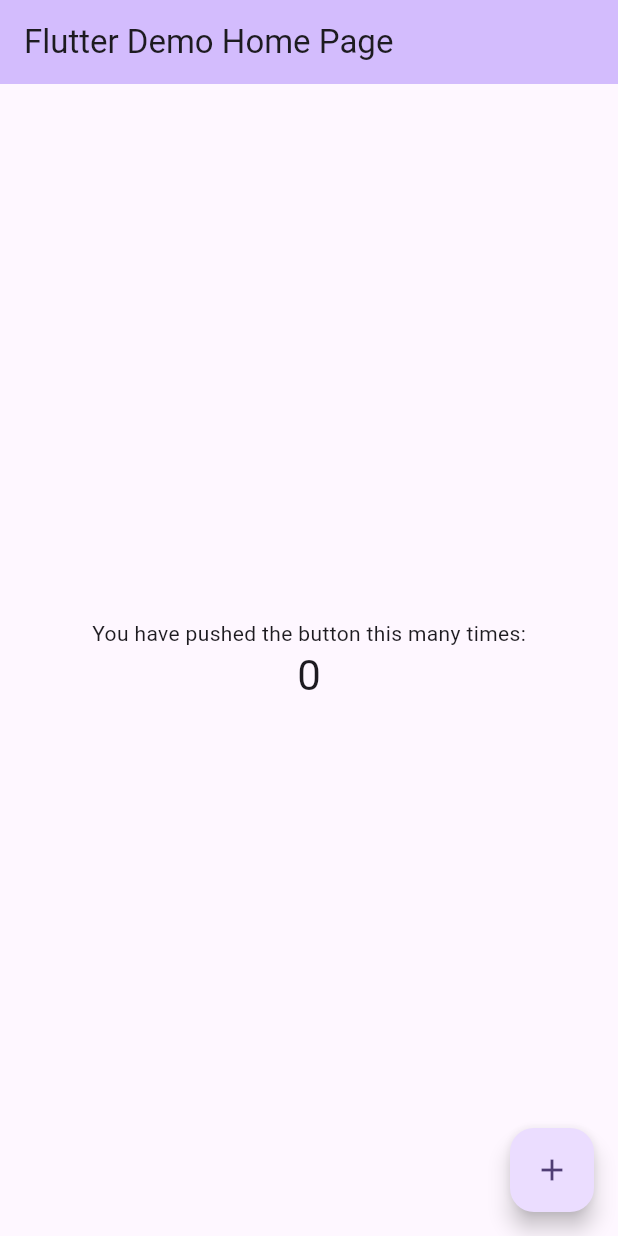
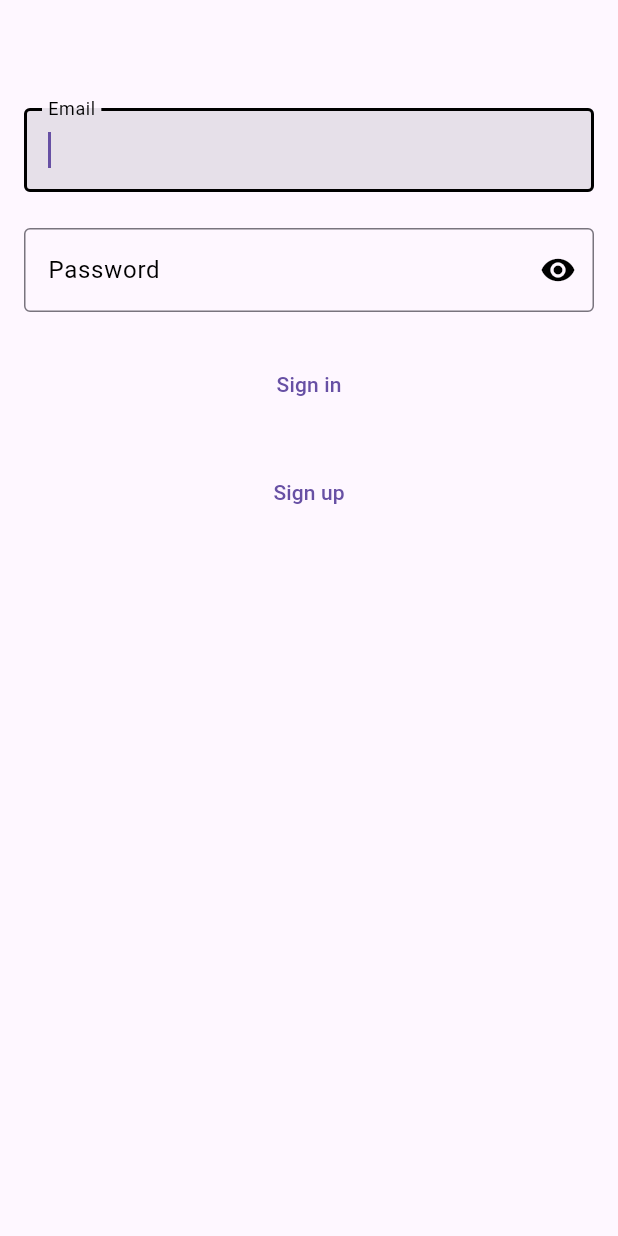
Before and after one commit to lhkun123/6806CapstoneFE, a Flutter app: the screen it shows after launch, on a phone screen of 412 x 824 dp. Run offline on Flutter 3.47's test engine with Material 3 defaults, Android fonts, the phone set to English and light mode, and no system bars; missing offline and left inert: dart:ffi.

Commit message:
Sign_in page and Sign_up page, Home page.

```diff
--- a/frontend/lib/main.dart
+++ b/frontend/lib/main.dart
@@ -1,4 +1,7 @@
 import 'package:flutter/material.dart';
+import 'package:frontend/project/views/auth/sign_up.dart';
+import 'package:frontend/project/views/home/home.dart';
+import 'project/views/auth/sign_in.dart';
 
 void main() {
   runApp(const MyApp());
@@ -7,119 +10,19 @@ void main() {
 class MyApp extends StatelessWidget {
   const MyApp({super.key});
 
-  // This widget is the root of your application.
   @override
   Widget build(BuildContext context) {
     return MaterialApp(
-      title: 'Flutter Demo',
-      theme: ThemeData(
-        // This is the theme of your application.
-        //
-        // TRY THIS: Try running your application with "flutter run". You'll see
-        // the application has a purple toolbar. Then, without quitting the app,
-        // try changing the seedColor in the colorScheme below to Colors.green
-        // and then invoke "hot reload" (save your changes or press the "hot
-        // reload" button in a Flutter-supported IDE, or press "r" if you used
-        // the command line to start the app).
-        //
-        // Notice that the counter didn't reset back to zero; the application
-        // state is not lost during the reload. To reset the state, use hot
-        // restart instead.
-        //
-        // This works for code too, not just values: Most code changes can be
-        // tested with just a hot reload.
-        colorScheme: ColorScheme.fromSeed(seedColor: Colors.deepPurple),
-        useMaterial3: true,
-      ),
-      home: const MyHomePage(title: 'Flutter Demo Home Page'),
+        debugShowCheckedModeBanner: false,
+        title: 'Flutter Demo',
+        initialRoute:"/signin", //名为"/"的路由作为应用的home(首页)
+        //注册路由表
+
+        routes:{
+          "/signin":(context) => const SignInHttp(), //注册首页路由
+          "/signup":(context)=> const SignUpHttp(),
+          "/home":(context)=>const Home()
+        }
     );
   }
 }
-
-class MyHomePage extends StatefulWidget {
-  const MyHomePage({super.key, required this.title});
-
-  // This widget is the home page of your application. It is stateful, meaning
-  // that it has a State object (defined below) that contains fields that affect
-  // how it looks.
-
-  // This class is the configuration for the state. It holds the values (in this
-  // case the title) provided by the parent (in this case the App widget) and
-  // used by the build method of the State. Fields in a Widget subclass are
-  // always marked "final".
-
-  final String title;
-
-  @override
-  State<MyHomePage> createState() => _MyHomePageState();
-}
-
-class _MyHomePageState extends State<MyHomePage> {
-  int _counter = 0;
-
-  void _incrementCounter() {
-    setState(() {
-      // This call to setState tells the Flutter framework that something has
-      // changed in this State, which causes it to rerun the build method below
-      // so that the display can reflect the updated values. If we changed
-      // _counter without calling setState(), then the build method would not be
-      // called again, and so nothing would appear to happen.
-      _counter++;
-    });
-  }
-
-  @override
-  Widget build(BuildContext context) {
-    // This method is rerun every time setState is called, for instance as done
-    // by the _incrementCounter method above.
-    //
-    // The Flutter framework has been optimized to make rerunning build methods
-    // fast, so that you can just rebuild anything that needs updating rather
-    // than having to individually change instances of widgets.
-    return Scaffold(
-      appBar: AppBar(
-        // TRY THIS: Try changing the color here to a specific color (to
-        // Colors.amber, perhaps?) and trigger a hot reload to see the AppBar
-        // change color while the other colors stay the same.
-        backgroundColor: Theme.of(context).colorScheme.inversePrimary,
-        // Here we take the value from the MyHomePage object that was created by
-        // the App.build method, and use it to set our appbar title.
-        title: Text(widget.title),
-      ),
-      body: Center(
-        // Center is a layout widget. It takes a single child and positions it
-        // in the middle of the parent.
-        child: Column(
-          // Column is also a layout widget. It takes a list of children and
-          // arranges them vertically. By default, it sizes itself to fit its
-          // children horizontally, and tries to be as tall as its parent.
-          //
-          // Column has various properties to control how it sizes itself and
-          // how it positions its children. Here we use mainAxisAlignment to
-          // center the children vertically; the main axis here is the vertical
-          // axis because Columns are vertical (the cross axis would be
-          // horizontal).
-          //
-          // TRY THIS: Invoke "debug painting" (choose the "Toggle Debug Paint"
-          // action in the IDE, or press "p" in the console), to see the
-          // wireframe for each widget.
-          mainAxisAlignment: MainAxisAlignment.center,
-          children: <Widget>[
-            const Text(
-              'You have pushed the button this many times:',
-            ),
-            Text(
-              '$_counter',
-              style: Theme.of(context).textTheme.headlineMedium,
-            ),
-          ],
-        ),
-      ),
-      floatingActionButton: FloatingActionButton(
-        onPressed: _incrementCounter,
-        tooltip: 'Increment',
-        child: const Icon(Icons.add),
-      ), // This trailing comma makes auto-formatting nicer for build methods.
-    );
-  }
-}
--- /dev/null
+++ b/frontend/lib/project/constants/app_style.dart
@@ -0,0 +1,45 @@
+import 'package:flutter/material.dart';
+
+class AppStyle {
+  // Fonts
+  static const bigheadingFont = TextStyle(
+    fontFamily: 'Roboto',
+    fontWeight: FontWeight.bold,
+    fontSize: 22,
+    color: Colors.black,
+  );
+  // Fonts
+  static const headingFont = TextStyle(
+    fontFamily: 'Roboto',
+    fontWeight: FontWeight.bold,
+    fontSize: 17,
+    color: Colors.black,
+  );
+
+  static const subheadingFont = TextStyle(
+    fontFamily: 'Roboto',
+    fontWeight: FontWeight.bold,
+    fontSize: 14,
+    color: Colors.black,
+  );
+
+  static const bodyTextFont = TextStyle(
+    fontFamily: 'Roboto',
+    fontWeight: FontWeight.normal,
+    fontSize: 12,
+    color: Colors.black,
+  );
+
+  static const tinyTextFont = TextStyle(
+    fontFamily: 'Roboto',
+    fontWeight: FontWeight.normal,
+    fontSize: 8,
+    color: Colors.black,
+  );
+
+  // Colors
+  static const primaryColor = Color(0xFF7EBDC2);
+  static const cardBackgroundColor = Color(0xFFFFFFFF);
+  static const largeBackgroundColor = Color(0xFFF5F5F5); // 也用作小按钮颜色
+  static const textColor = Color(0xFF262F34);
+}
--- /dev/null
+++ b/frontend/lib/project/util/validate.dart
@@ -0,0 +1,46 @@
+class Validator {
+  // Regex pattern for validating an email
+  static final RegExp _emailRegExp = RegExp(
+    r'^[a-zA-Z0-9.]+@[a-zA-Z0-9]+\.[a-zA-Z]+',
+  );
+
+  // Method to validate an email
+  static String? validateEmail(String? email) {
+    if (email == null || email.isEmpty) {
+      return 'Email cannot be empty';
+    } else if (!_emailRegExp.hasMatch(email)) {
+      return 'Enter a valid email address';
+    }
+    return null;
+  }
+
+  // Method to validate a password
+  static String? validatePassword(String? password) {
+    if (password == null || password.isEmpty) {
+      return 'Password cannot be empty';
+    } else if (password.length < 6) {
+      return 'Password must be at least 6 characters long';
+    }
+    // else if (!RegExp(r'(?=.*[A-Z])').hasMatch(password)) {
+    //   return 'Password must contain at least one uppercase letter';
+    // } else if (!RegExp(r'(?=.*[a-z])').hasMatch(password)) {
+    //   return 'Password must contain at least one lowercase letter';
+    // } else if (!RegExp(r'(?=.*\d)').hasMatch(password)) {
+    //   return 'Password must contain at least one number';
+    // } else if (!RegExp(r'(?=.*[\W_])').hasMatch(password)) {
+    //   return 'Password must contain at least one special character';
+    // }
+    return null;
+  }
+
+  static String? validatePasswordsMatch(String? password,String? confirmPassword) {
+    if (password == null || confirmPassword == null) {
+      return "Passwords cannot be null";
+    }
+    else if (password != confirmPassword) {
+      return 'Passwords do not match';
+    }
+    return null; // if passwords match, return null
+  }
+
+}
--- /dev/null
+++ b/frontend/lib/project/views/auth/sign_in.dart
@@ -0,0 +1,195 @@
+
+// Copyright 2020, the Flutter project authors. Please see the AUTHORS file
+// for details. All rights reserved. Use of this source code is governed by a
+// BSD-style license that can be found in the LICENSE file.
+
+
+
+import 'package:flutter/cupertino.dart';
+import 'package:flutter/material.dart';
+import 'package:frontend/project/views/auth/sign_up.dart';
+import 'package:http/http.dart' as http;
+import 'package:json_annotation/json_annotation.dart';
+import 'package:frontend/project/util/validate.dart';
+
+import '../../constants/app_style.dart';
+import '../home/home.dart';
+
+
+@JsonSerializable()
+class FormData {
+  String? email;
+  String? password;
+
+  FormData({
+    this.email,
+    this.password,
+  });
+
+  factory FormData.fromJson(Map<String, dynamic> json) =>
+      _$FormDataFromJson(json);
+
+  Map<String, dynamic> toJson() => _$FormDataToJson(this);
+}
+
+class SignInHttp extends StatefulWidget {
+  final http.Client? httpClient;
+
+  const SignInHttp({
+    this.httpClient,
+    super.key,
+  });
+
+  @override
+  State<SignInHttp> createState() => _SignInHttpDemoState();
+}
+
+class _SignInHttpDemoState extends State<SignInHttp> {
+  FormData formData = FormData();
+  late bool _isObscure=true;
+
+  @override
+  Widget build(BuildContext context) {
+    return Scaffold(
+      appBar: AppBar(
+        title: const Text('  '),
+      ),
+      body: Form(
+        child: Scrollbar(
+          child: SingleChildScrollView(
+            padding: const EdgeInsets.all(16),
+            child: Column(
+              children: [
+                ...[
+                  TextFormField(
+                    autofocus: true,
+                    textInputAction: TextInputAction.next,
+                    validator: (value) => Validator.validateEmail(value),
+                    decoration: const InputDecoration(
+                      filled: true,
+                      labelText: 'Email',
+                      labelStyle: TextStyle(
+                        color: Colors.black, // Color of the label when not focused
+                      ),
+                      border: OutlineInputBorder(
+                        borderSide: BorderSide(color: Colors.black),
+                      ),
+                      // Focused border when the TextField is focused
+                      focusedBorder: OutlineInputBorder(
+                        borderSide: BorderSide(color: Colors.black, width: 2.0),
+                      ),
+                    ),
+                    onChanged: (value) {
+                      formData.email = value;
+                    },
+                  ),
+              TextFormField(
+                  obscureText: _isObscure, // 是否显示文字
+                  onChanged: (value) {
+                    formData.password=value;
+                  },
+                  validator: (value) {
+                      return Validator.validatePassword(value);
+                  },
+                  decoration: InputDecoration(
+                      labelText: "Password",
+                      labelStyle: const TextStyle(
+                        color: Colors.black, // Color of the label when not focused
+                      ),
+                      border: const OutlineInputBorder(
+                        borderSide: BorderSide(color: Colors.black),
+                      ),
+                      // Focused border when the TextField is focused
+                      focusedBorder: const OutlineInputBorder(
+                        borderSide: BorderSide(color: Colors.black, width: 2.0),
+                      ),
+                      suffixIcon: IconButton(
+                        icon: const Icon(
+                          Icons.remove_red_eye,
+                          color: Colors.black,
+                        ),
+                        onPressed: () {
+                          // 修改 state 内部变量, 且需要界面内容更新, 需要使用 setState()
+                          setState(() {
+                            _isObscure = !_isObscure;
+                          });
+                        },
+                      ))),
+                  TextButton(
+                    child: const Text('Sign in'),
+                    onPressed: () async {
+                      // Use a JSON encoded string to send
+                      // var result = await widget.httpClient!.post(
+                      //     Uri.parse('https://example.com/signin'),
+                      //     body: json.encode(formData.toJson()),
+                      //     headers: {'content-type': 'application/json'});
+                      _showDialog(switch (200) {
+                        200 => 'Successfully signed in.',
+                      401 => 'Unable to sign in.',
+                      _ => 'Something went wrong. Please try again.'
+                    });
+                    },
+                  ),
+                  TextButton(
+                    child: const Text('Sign up'),
+                    onPressed: () =>Navigator.of(context).push(
+                      MaterialPageRoute(
+                        builder: (context) => const SignUpHttp(),
+                      ),
+                    ),
+                  ),
+                ].expand(
+                      (widget) => [
+                    widget,
+                    const SizedBox(
+                      height: 24,
+                    )
+                  ],
+                )
+              ],
+            ),
+          ),
+        ),
+      ),
+    );
+  }
+
+  void _showDialog(String message) {
+    showDialog<void>(
+      context: context,
+      builder: (context) => CupertinoAlertDialog(
+        title: const Text("Notification"),
+        actions: [
+          CupertinoDialogAction(onPressed: (){
+            Navigator.of(context).push(
+                MaterialPageRoute(
+                  builder: (context) => const Home(),
+                ),
+            );
+          },
+              child: const Text("OK",
+              style:AppStyle.bodyTextFont
+              )),
+        ],
+        content: const Text("Login Successful",
+            style:AppStyle.bodyTextFont
+        ),
+      )
+    );
+  }
+}
+// **************************************************************************
+// JsonSerializableGenerator
+// **************************************************************************
+
+FormData _$FormDataFromJson(Map<String, dynamic> json) {
+  return FormData(
+    email: json['email'] as String?,
+    password: json['password'] as String?,
+  );
+}
+
+Map<String, dynamic> _$FormDataToJson(FormData instance) => <String, dynamic>{
+  'email': instance.email,
+  'password': instance.password,
+};
--- /dev/null
+++ b/frontend/lib/project/views/yelp/yelp_map.dart
@@ -0,0 +1,3 @@
+class YelpMap{
+
+}
--- a/frontend/pubspec.yaml
+++ b/frontend/pubspec.yaml
@@ -35,6 +35,7 @@ dependencies:
   # The following adds the Cupertino Icons font to your application.
   # Use with the CupertinoIcons class for iOS style icons.
   cupertino_icons: ^1.0.6
+  http: ^1.2.1
 
 dev_dependencies:
   flutter_test:
@@ -46,6 +47,7 @@ dev_dependencies:
   # package. See that file for information about deactivating specific lint
   # rules and activating additional ones.
   flutter_lints: ^3.0.0
+  json_serializable: ^6.8.0
 
 # For information on the generic Dart part of this file, see the
 # following page: https://dart.dev/tools/pub/pubspec
```
Also changed, not shown: frontend/lib/project/constants/api_key.dart (added, +7 -0 lines), frontend/lib/project/models/business_info.dart (added, +25 -0 lines), frontend/lib/project/views/auth/sign_up.dart (added, +149 -0 lines), frontend/lib/project/views/home/home.dart (added, +42 -0 lines), frontend/lib/project/views/weather/weather.dart (added, +22 -0 lines), frontend/lib/project/views/yelp/yelp_search.dart (added, +22 -0 lines), frontend/lib/project/models/user_info.dart (added), frontend/lib/project/views/yelp/yelp_detail.dart (added), frontend/lib/project/views/yelp/yelp_review.dart (added), frontend/pubspec.lock, 2 other files.
